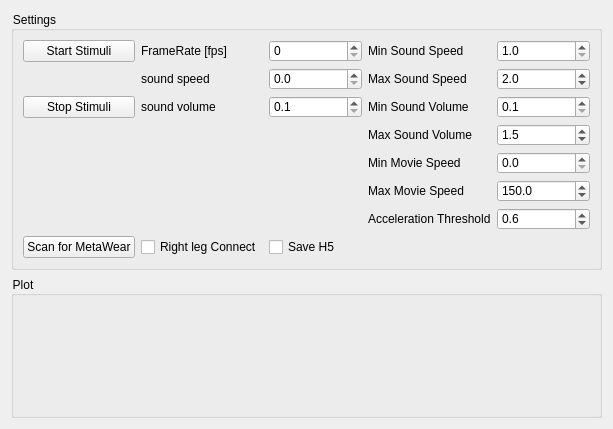
Above: Experiment.UI from liorse/Lital_IMU_Tobii_Pro_Integration before the change. Below: the same form after it.
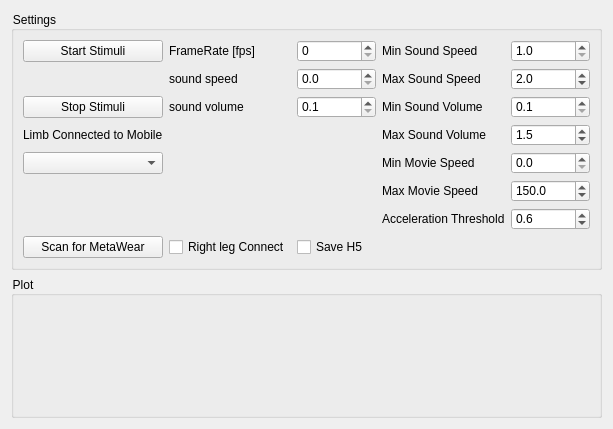
That is the form after the change.

Commit message: connecting mobile to specific Limb

What changed in the file:
```diff
--- a/Experiment.UI
+++ b/Experiment.UI
@@ -309,6 +309,16 @@
         </property>
        </widget>
       </item>
+      <item row="5" column="0">
+       <widget class="QComboBox" name="Limb_connected_to_mobile_ComboBox"/>
+      </item>
+      <item row="4" column="0">
+       <widget class="QLabel" name="framerate_label_label_11">
+        <property name="text">
+         <string>Limb Connected to Mobile</string>
+        </property>
+       </widget>
+      </item>
      </layout>
     </widget>
    </item>
```
The commit also changes 2 other files.
